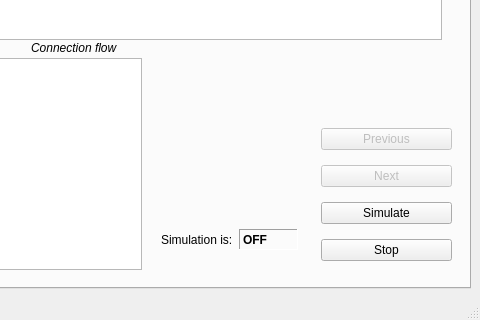
First picture: the form in GUI.ui, repository przypieczony/thesis_main, before the edit; both pictures show x 370 to 850 and y 315 to 635 of the 850 by 635 pixel window.
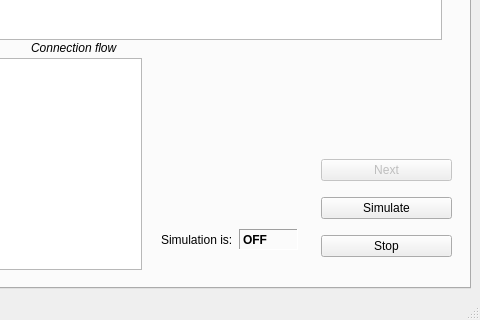
Second picture: the form after the edit. The open tabs and pages were chosen to show the change. Icons and pictures are not drawn.

```diff
--- a/GUI.ui
+++ b/GUI.ui
@@ -729,23 +729,13 @@
         <property name="geometry">
          <rect>
           <x>680</x>
-          <y>380</y>
+          <y>410</y>
           <width>131</width>
-          <height>151</height>
+          <height>121</height>
          </rect>
         </property>
         <layout class="QGridLayout" name="gridLayout_5">
          <item row="0" column="0">
-          <widget class="QPushButton" name="previousButton">
-           <property name="enabled">
-            <bool>false</bool>
-           </property>
-           <property name="text">
-            <string>Previous</string>
-           </property>
-          </widget>
-         </item>
-         <item row="1" column="0">
           <widget class="QPushButton" name="nextButton">
            <property name="enabled">
             <bool>false</bool>
@@ -755,14 +745,14 @@
            </property>
           </widget>
          </item>
-         <item row="2" column="0">
+         <item row="1" column="0">
           <widget class="QPushButton" name="simulateButton">
            <property name="text">
             <string>Simulate</string>
            </property>
           </widget>
          </item>
-         <item row="3" column="0">
+         <item row="2" column="0">
           <widget class="QPushButton" name="clearSimulationButton">
            <property name="text">
             <string>Stop</string>
```
Left out of the diff: 4 changed lines with no effect on the pictures.
